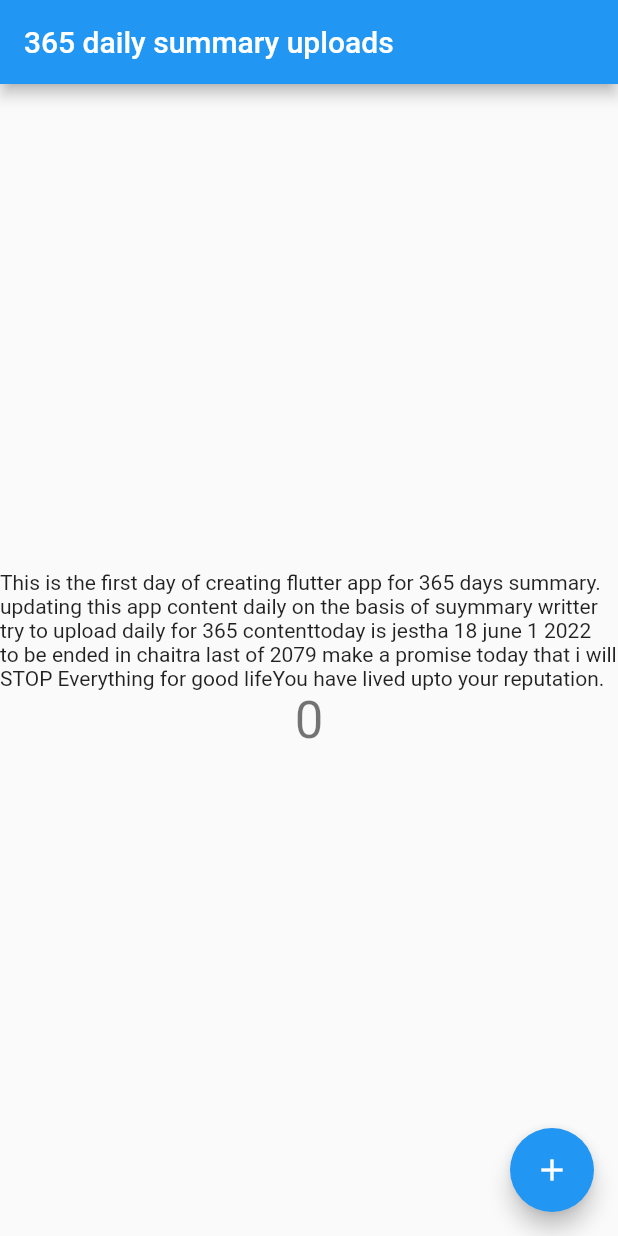
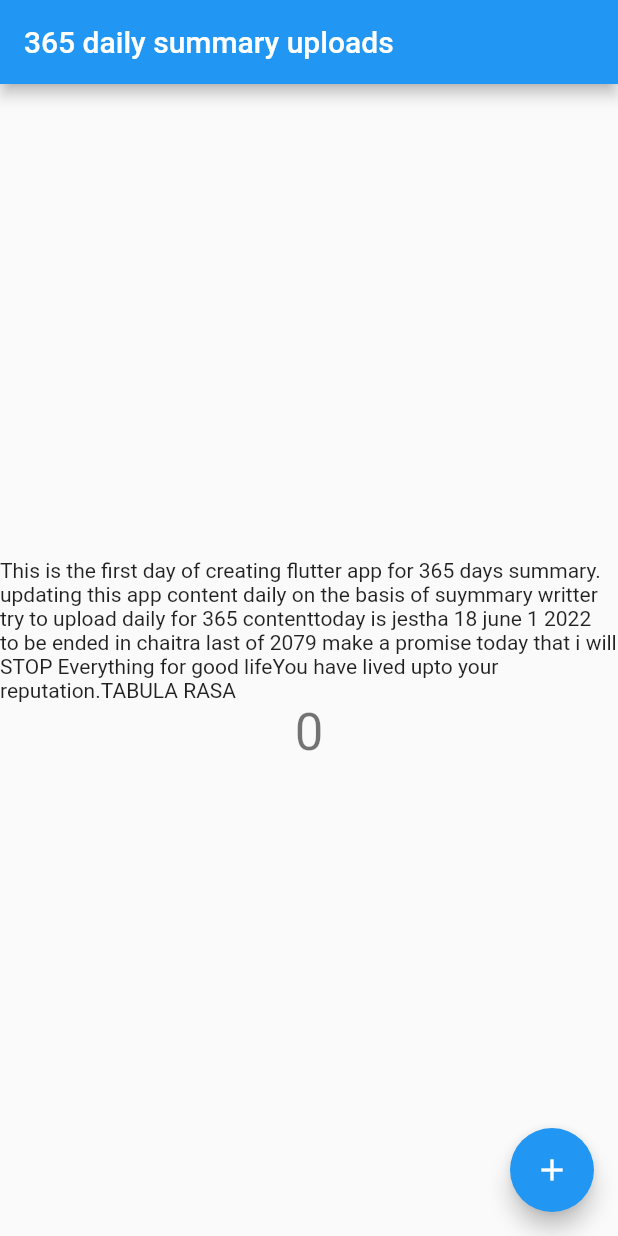
Before and after one commit to theAnjan/Personal-Blogging-App, a Flutter app: the screen it shows after launch, on a phone screen of 412 x 824 dp. Run offline on Flutter 3.47's test engine with Material 2 defaults, Android fonts, the phone set to English and light mode, and no system bars.

Commit message:
purpose edited

```diff
--- a/lib/main.dart
+++ b/lib/main.dart
@@ -60,7 +60,8 @@ class _MyHomePageState extends State<MyHomePage> {
                   ' try to upload daily for 365 content'
                   'today is jestha 18 june 1 2022  to be ended in chaitra last of 2079'
                   ' make a promise today that i will STOP Everything for good life'
-                  'You have lived upto your reputation.',
+                  'You have lived upto your reputation.'
+                  'TABULA RASA ',
             ),
             Text(
               '$_counter',
```
